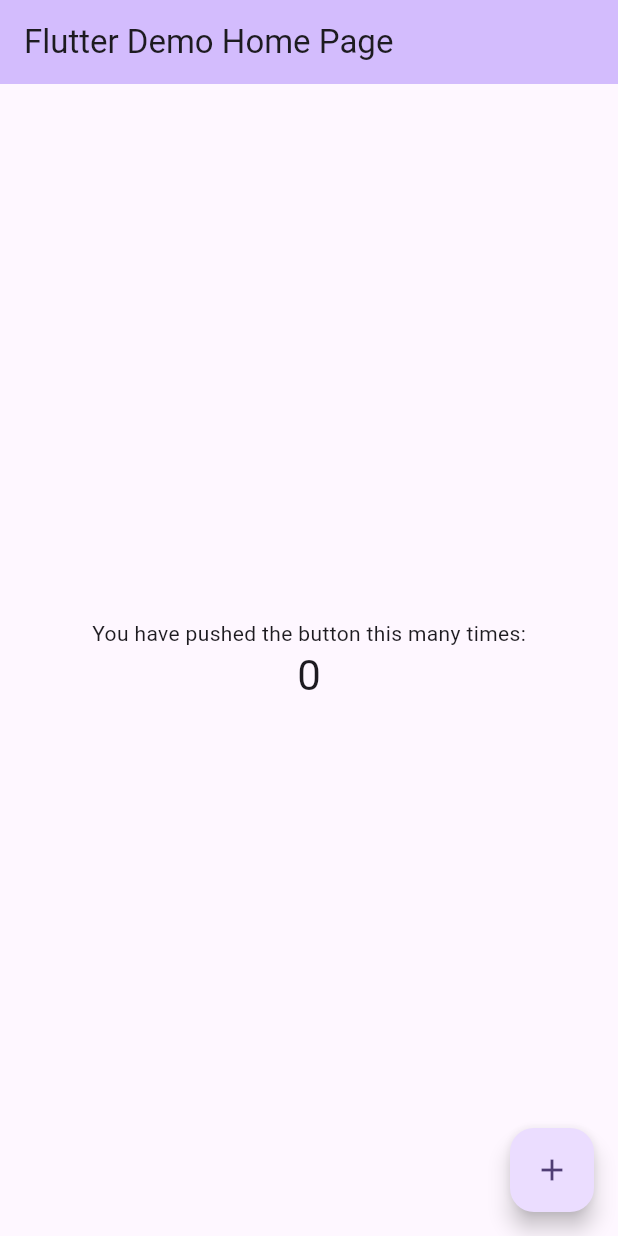
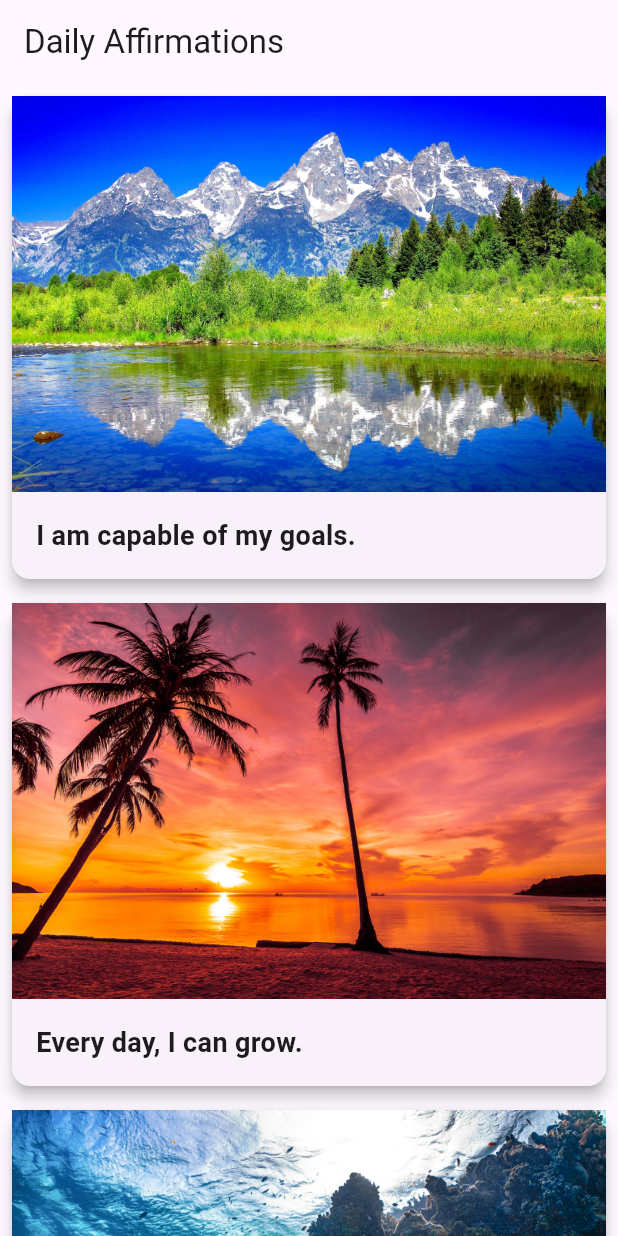
Before and after one commit to aumenh/Lab-assignment-3---Scrollable-List, a Flutter app: the screen it shows after launch, on a phone screen of 412 x 824 dp. Run offline on Flutter 3.47's test engine with Material 3 defaults, Android fonts, the phone set to English and light mode, and no system bars.

Commit message:
Finalized code and added local assets

```diff
--- a/project/lab_3_scrollable_list/lib/main.dart
+++ b/project/lab_3_scrollable_list/lib/main.dart
@@ -1,121 +1,94 @@
 import 'package:flutter/material.dart';
 
-void main() {
-  runApp(const MyApp());
+class Affirmation {
+  final String image;
+  final String description;
+
+  Affirmation({
+    required this.image,
+    required this.description,
+  });
 }
 
-class MyApp extends StatelessWidget {
-  const MyApp({super.key});
+void main() {
+  runApp(const AffirmationsApp());
+}
 
-  // This widget is the root of your application.
+class AffirmationsApp extends StatelessWidget {
+  const AffirmationsApp({super.key});
+
   @override
   Widget build(BuildContext context) {
     return MaterialApp(
-      title: 'Flutter Demo',
+      title: 'Affirmations App',
       theme: ThemeData(
-        // This is the theme of your application.
-        //
-        // TRY THIS: Try running your application with "flutter run". You'll see
-        // the application has a purple toolbar. Then, without quitting the app,
-        // try changing the seedColor in the colorScheme below to Colors.green
-        // and then invoke "hot reload" (save your changes or press the "hot
-        // reload" button in a Flutter-supported IDE, or press "r" if you used
-        // the command line to start the app).
-        //
-        // Notice that the counter didn't reset back to zero; the application
-        // state is not lost during the reload. To reset the state, use hot
-        // restart instead.
-        //
-        // This works for code too, not just values: Most code changes can be
-        // tested with just a hot reload.
-        colorScheme: .fromSeed(seedColor: Colors.deepPurple),
+        colorScheme: ColorScheme.fromSeed(seedColor: Colors.deepPurple),
       ),
-      home: const MyHomePage(title: 'Flutter Demo Home Page'),
+      home: const AffirmationsScreen(),
     );
   }
 }
 
-class MyHomePage extends StatefulWidget {
-  const MyHomePage({super.key, required this.title});
+class AffirmationsScreen extends StatelessWidget{
+  const AffirmationsScreen({super.key});
 
-  // This widget is the home page of your application. It is stateful, meaning
-  // that it has a State object (defined below) that contains fields that affect
-  // how it looks.
+  final List<Affirmation> affirmations = const[];
 
-  // This class is the configuration for the state. It holds the values (in this
-  // case the title) provided by the parent (in this case the App widget) and
-  // used by the build method of the State. Fields in a Widget subclass are
-  // always marked "final".
-
-  final String title;
-
-  @override
-  State<MyHomePage> createState() => _MyHomePageState();
-}
-
-class _MyHomePageState extends State<MyHomePage> {
-  int _counter = 0;
-
-  void _incrementCounter() {
-    setState(() {
-      // This call to setState tells the Flutter framework that something has
-      // changed in this State, which causes it to rerun the build method below
-      // so that the display can reflect the updated values. If we changed
-      // _counter without calling setState(), then the build method would not be
-      // called again, and so nothing would appear to happen.
-      _counter++;
-    });
+  List<Affirmation> getAffirmations() {
+    return [
+      Affirmation(
+        image: 'assets/images/image1.jpg',
+        description: 'I am capable of my goals.',
+      ),
+      Affirmation(
+        image: 'assets/images/image2.jpg',
+        description: 'Every day, I can grow.',
+      ),
+      Affirmation(
+        image: 'assets/images/image3.jpg',
+        description: 'Every step I take brings me closer to my dreams.',
+      ),
+      Affirmation(
+        image: 'assets/images/image4.jpg',
+        description: 'The past is what makes me grow and learn, not define me.',
+      ),
+    ];
   }
-
   @override
   Widget build(BuildContext context) {
-    // This method is rerun every time setState is called, for instance as done
-    // by the _incrementCounter method above.
-    //
-    // The Flutter framework has been optimized to make rerunning build methods
-    // fast, so that you can just rebuild anything that needs updating rather
-    // than having to individually change instances of widgets.
+    final List<Affirmation> affirmations = getAffirmations();
+
     return Scaffold(
       appBar: AppBar(
-        // TRY THIS: Try changing the color here to a specific color (to
-        // Colors.amber, perhaps?) and trigger a hot reload to see the AppBar
-        // change color while the other colors stay the same.
-        backgroundColor: Theme.of(context).colorScheme.inversePrimary,
-        // Here we take the value from the MyHomePage object that was created by
-        // the App.build method, and use it to set our appbar title.
-        title: Text(widget.title),
+        title: const Text('Daily Affirmations'),
       ),
-      body: Center(
-        // Center is a layout widget. It takes a single child and positions it
-        // in the middle of the parent.
-        child: Column(
-          // Column is also a layout widget. It takes a list of children and
-          // arranges them vertically. By default, it sizes itself to fit its
-          // children horizontally, and tries to be as tall as its parent.
-          //
-          // Column has various properties to control how it sizes itself and
-          // how it positions its children. Here we use mainAxisAlignment to
-          // center the children vertically; the main axis here is the vertical
-          // axis because Columns are vertical (the cross axis would be
-          // horizontal).
-          //
-          // TRY THIS: Invoke "debug painting" (choose the "Toggle Debug Paint"
-          // action in the IDE, or press "p" in the console), to see the
-          // wireframe for each widget.
-          mainAxisAlignment: .center,
-          children: [
-            const Text('You have pushed the button this many times:'),
-            Text(
-              '$_counter',
-              style: Theme.of(context).textTheme.headlineMedium,
+      body: ListView.builder(
+        itemCount: affirmations.length,
+        itemBuilder: (context, index) {
+          return Card(
+            margin: const EdgeInsets.all(8),
+            elevation: 4,
+            child: Column(
+              crossAxisAlignment: CrossAxisAlignment.start,
+              children: [
+                Image.asset(
+                  affirmations[index].image,
+                  fit: BoxFit.cover,
+                ),
+                Padding(
+                  padding: const EdgeInsets.all(16),
+                  child: Text(
+                    affirmations[index].description,
+                    style: const TextStyle(
+                      fontSize:18,
+                      fontWeight: FontWeight.bold,
+                    ),
+                  ),
+                ),
+              ],
             ),
-          ],
-        ),
-      ),
-      floatingActionButton: FloatingActionButton(
-        onPressed: _incrementCounter,
-        tooltip: 'Increment',
-        child: const Icon(Icons.add),
+          );
+        },
       ),
     );
   }
--- a/project/lab_3_scrollable_list/pubspec.yaml
+++ b/project/lab_3_scrollable_list/pubspec.yaml
@@ -51,6 +51,11 @@ dev_dependencies:
 
 # The following section is specific to Flutter packages.
 flutter:
+  assets:
+    - assets/images/image1.jpg
+    - assets/images/image2.jpg
+    - assets/images/image3.jpg
+    - assets/images/image4.jpg
 
   # The following line ensures that the Material Icons font is
   # included with your application, so that you can use the icons in
```
Also changed, not shown: project/lab_3_scrollable_list/assets/images/image1.jpg (added), project/lab_3_scrollable_list/assets/images/image2.jpg (added), project/lab_3_scrollable_list/assets/images/image3.jpg (added), 3 other files.
